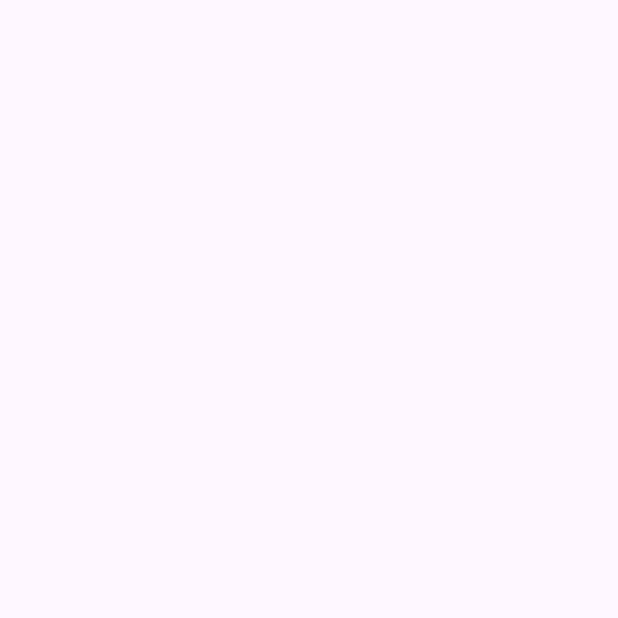
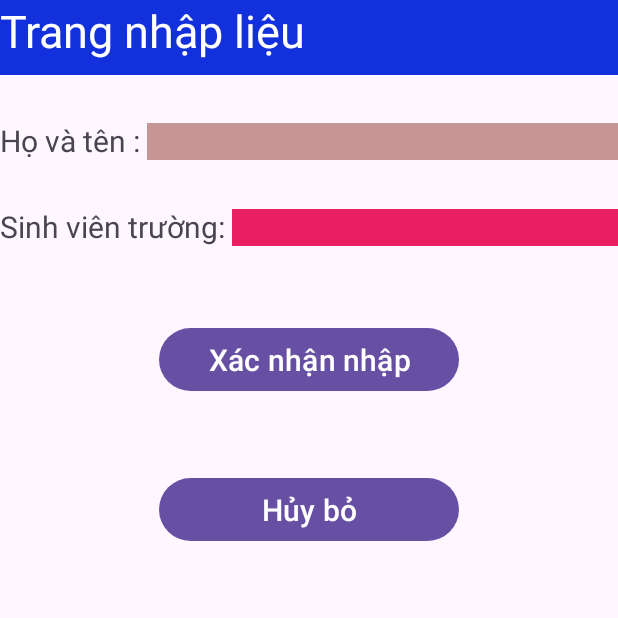
Before and after one commit to KhaiTran2003/63130554-AndroidProgramming, an Android app: the NhapLieu screen opened directly, with no data from a screen before it, on a phone screen of 412 x 824 dp, the top half of it. Before the commit the part shown is empty. Run offline under Robolectric (Android 15) with nearby library versions, the phone set to English and light mode, and no system bars.

Commit message:
Intent_NhapLieu_Buoc3_NhapLieuActivity

```diff
--- a/Intent_ViDu2_NhapLieu/app/src/main/res/layout/activity_main.xml
+++ b/Intent_ViDu2_NhapLieu/app/src/main/res/layout/activity_main.xml
@@ -42,9 +42,11 @@
                 >
             </TextView>
             <EditText
+                android:id="@+id/edt_hoten"
                 android:layout_width="match_parent"
                 android:layout_height="wrap_content"
-                android:background="#C59494">
+                android:background="#C59494"
+                android:editable="true">
             </EditText>
         </LinearLayout>
         <LinearLayout
@@ -59,6 +61,8 @@
                 android:textSize="20dp">
             </TextView>
             <EditText
+                android:id="@+id/edt_sinhvientruong"
+                android:editable="true"
                 android:layout_width="match_parent"
                 android:layout_height="wrap_content"
                 android:background="#E91E63">
--- a/Intent_ViDu2_NhapLieu/app/src/main/res/layout/activity_nhap_lieu.xml
+++ b/Intent_ViDu2_NhapLieu/app/src/main/res/layout/activity_nhap_lieu.xml
@@ -1,9 +1,81 @@
 <?xml version="1.0" encoding="utf-8"?>
-<androidx.constraintlayout.widget.ConstraintLayout xmlns:android="http://schemas.android.com/apk/res/android"
+<LinearLayout xmlns:android="http://schemas.android.com/apk/res/android"
     xmlns:app="http://schemas.android.com/apk/res-auto"
     xmlns:tools="http://schemas.android.com/tools"
     android:layout_width="match_parent"
     android:layout_height="match_parent"
-    tools:context=".NhapLieu">
+    tools:context=".NhapLieu"
+    android:orientation="vertical">
+    <TextView
+        android:layout_width="match_parent"
+        android:layout_height="50dp"
+        android:text="Trang nhập liệu"
+        android:textSize="30dp"
+        android:textColor="@color/white"
+        android:background="#1231DD">
 
-</androidx.constraintlayout.widget.ConstraintLayout>
+    </TextView>
+
+    <LinearLayout
+        android:paddingTop="30dp"
+        android:layout_width="match_parent"
+        android:layout_height="wrap_content"
+        android:orientation="horizontal">
+        <TextView
+            android:layout_width="wrap_content"
+            android:layout_height="wrap_content"
+            android:text="Họ và tên : "
+            android:textSize="20dp"
+            >
+        </TextView>
+        <EditText
+            android:layout_width="match_parent"
+            android:layout_height="wrap_content"
+            android:background="#C59494">
+        </EditText>
+    </LinearLayout>
+    <LinearLayout
+        android:paddingTop="30dp"
+        android:layout_width="match_parent"
+        android:layout_height="wrap_content"
+        android:orientation="horizontal">
+        <TextView
+            android:layout_width="wrap_content"
+            android:layout_height="wrap_content"
+            android:text="Sinh viên trường: "
+            android:textSize="20dp">
+        </TextView>
+        <EditText
+            android:id="@+id/edt_sinhvientruong"
+            android:layout_width="match_parent"
+            android:layout_height="wrap_content"
+            android:background="#E91E63">
+        </EditText>
+    </LinearLayout>
+    <LinearLayout
+        android:layout_width="match_parent"
+        android:layout_height="match_parent"
+        android:orientation="vertical">
+        <Button
+            android:layout_marginTop="50dp"
+            android:id="@+id/btn_xacnhan"
+            android:layout_gravity="center_horizontal"
+            android:layout_width="200dp"
+            android:layout_height="50dp"
+            android:text="Xác nhận nhập"
+            android:textSize="20dp">
+
+        </Button>
+        <Button
+            android:layout_marginTop="50dp"
+            android:id="@+id/btn_huybo"
+            android:layout_gravity="center_horizontal"
+            android:layout_width="200dp"
+            android:layout_height="50dp"
+            android:text="Hủy bỏ"
+            android:textSize="20dp">
+
+        </Button>
+    </LinearLayout>
+
+</LinearLayout>
```
